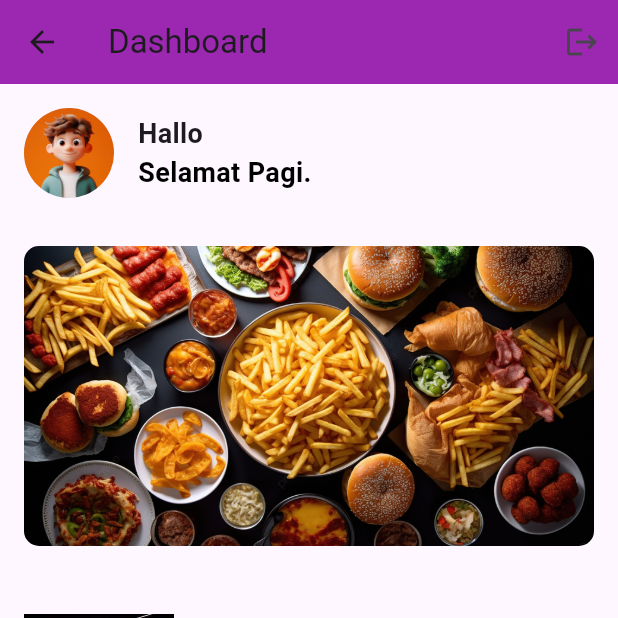
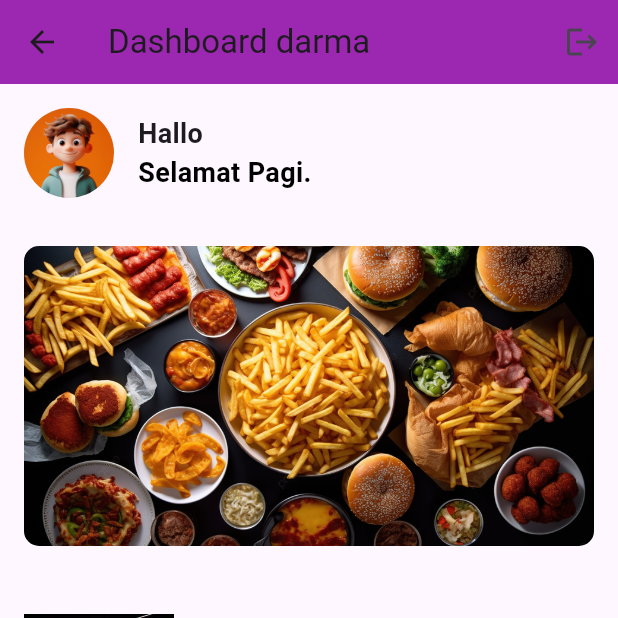
Before and after one commit to darmayo/MobileWebServicePraktik, a Flutter app: the DashboardScreen screen opened directly, on a phone screen of 412 x 824 dp, the top half of it. Run offline on Flutter 3.47's test engine with Material 3 defaults, Android fonts, the light colour scheme and no system bars; our stand-ins replace supabase_flutter; accounts and stored records are empty.

Commit message:
tes push

```diff
--- a/lib/dashboard.dart
+++ b/lib/dashboard.dart
@@ -5,7 +5,7 @@ class DashboardScreen extends StatelessWidget {
   Widget build(BuildContext context) {
     return Scaffold(
       appBar: AppBar(
-        title: Text('Dashboard'),
+        title: Text('Dashboard darma'),
         backgroundColor: Colors.purple,
         actions: [
           IconButton(
```
